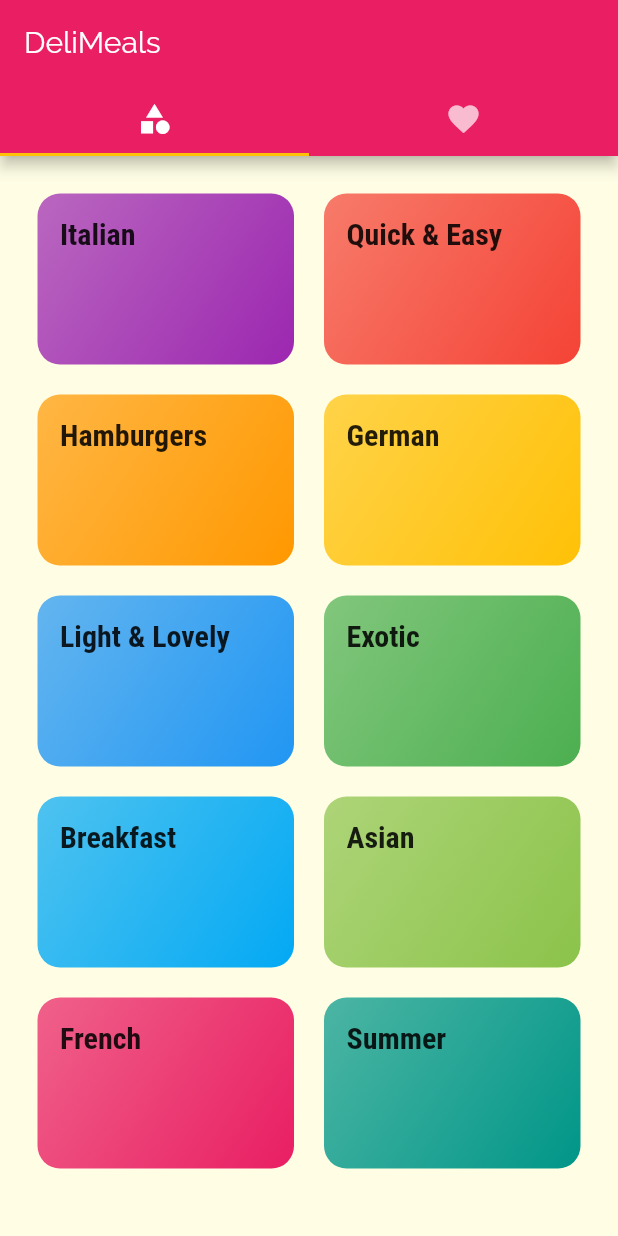
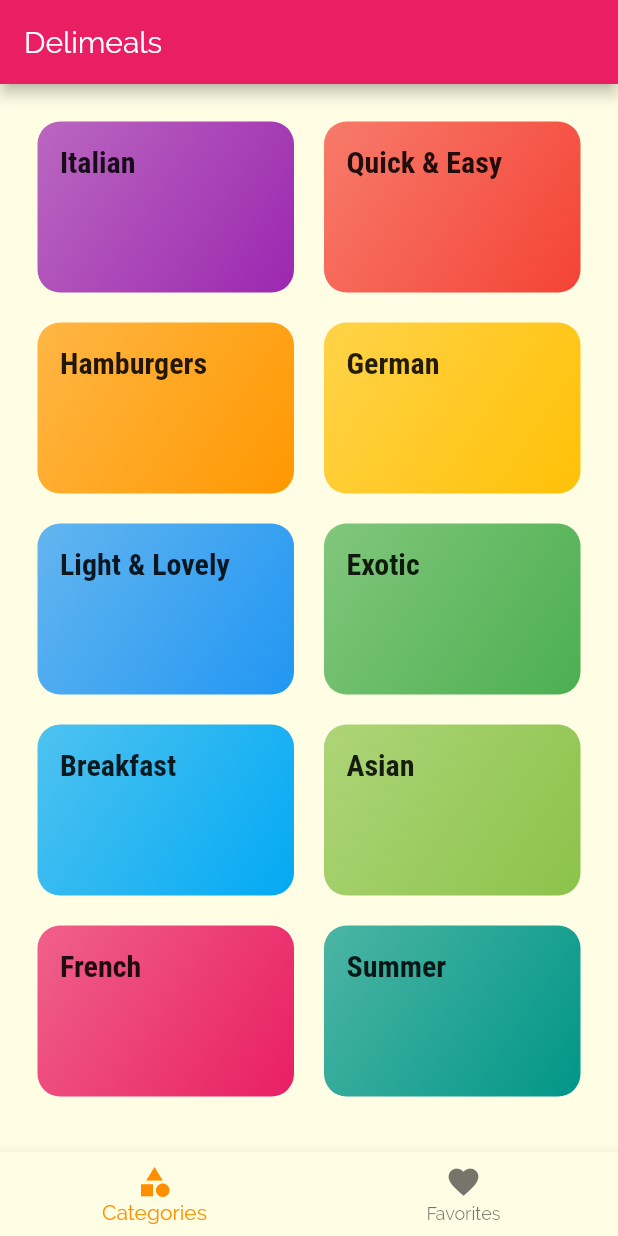
Before and after one commit to Sarfarazsajjad/meals_app, a Flutter app: the screen it shows after launch, on a phone screen of 412 x 824 dp. Run offline on Flutter 3.47's test engine with Material 2 defaults, Android fonts, the phone set to English and light mode, and no system bars.

```diff
--- a/lib/screens/tabs_screen.dart
+++ b/lib/screens/tabs_screen.dart
@@ -8,31 +8,41 @@ class TabsScreen extends StatefulWidget {
 }
 
 class _TabsScreenState extends State<TabsScreen> {
+  int _selectedIndex = 0;
+  static List<Widget> _widgetOptions = <Widget>[
+    CategoriesScreen(),
+    FavoritesScreen(),
+  ];
+
+  void _onItemTapped(int index) {
+    setState(() {
+      _selectedIndex = index;
+    });
+  }
+
   @override
   Widget build(BuildContext context) {
-    return DefaultTabController(
-      initialIndex: 0,
-      length: 2,
-      child: Scaffold(
-        appBar: AppBar(
-          title: const Text('DeliMeals'),
-          bottom: const TabBar(
-            tabs: <Widget>[
-              Tab(
-                icon: Icon(Icons.category),
-              ),
-              Tab(
-                icon: Icon(Icons.favorite),
-              ),
-            ],
+    return Scaffold(
+      appBar: AppBar(
+        title: const Text('Delimeals'),
+      ),
+      body: Center(
+        child: _widgetOptions.elementAt(_selectedIndex),
+      ),
+      bottomNavigationBar: BottomNavigationBar(
+        items: const <BottomNavigationBarItem>[
+          BottomNavigationBarItem(
+            icon: Icon(Icons.category),
+            label: 'Categories',
           ),
-        ),
-        body: TabBarView(
-          children: <Widget>[
-            CategoriesScreen(),
-            FavoritesScreen(),
-          ],
-        ),
+          BottomNavigationBarItem(
+            icon: Icon(Icons.favorite),
+            label: 'Favorites',
+          ),
+        ],
+        currentIndex: _selectedIndex,
+        selectedItemColor: Colors.amber[800],
+        onTap: _onItemTapped,
       ),
     );
   }
```
